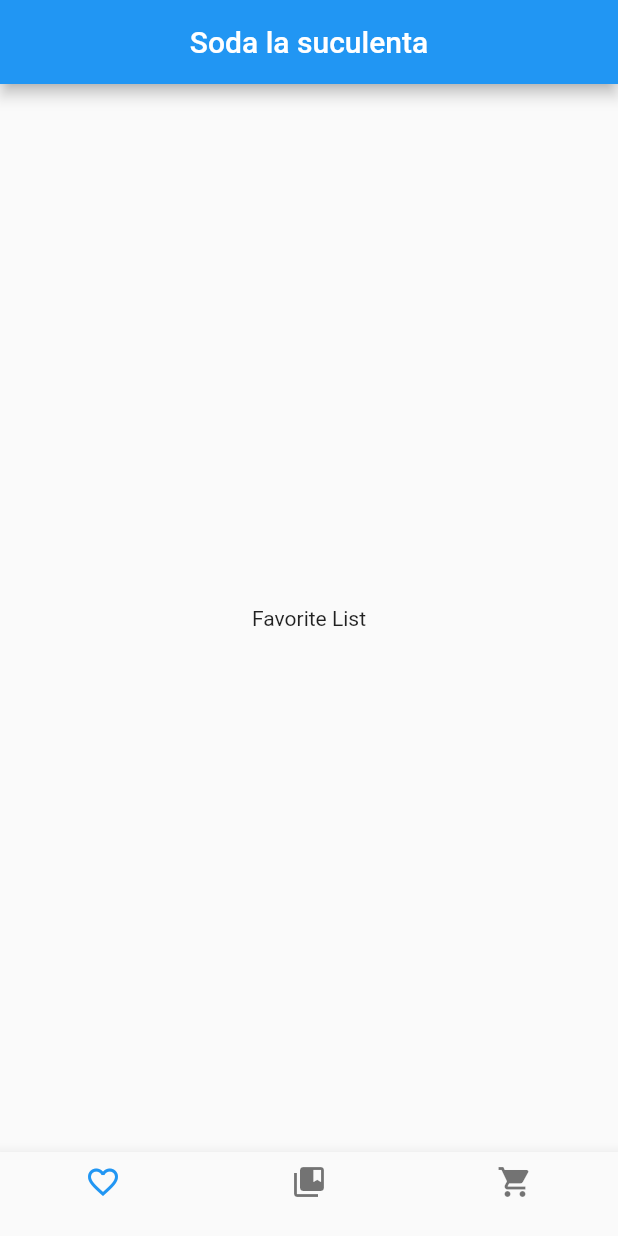
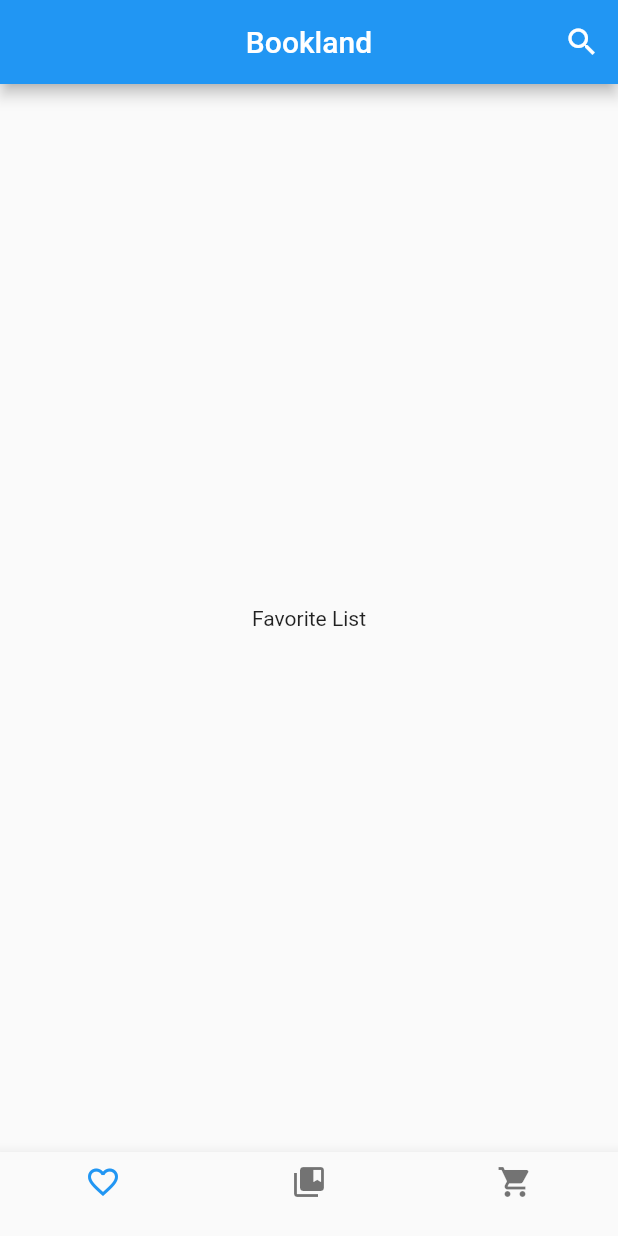
Before and after one commit to JSibaja98/appCliente, a Flutter app: the screen it shows after launch, on a phone screen of 412 x 824 dp. Run offline on Flutter 3.47's test engine with Material 2 defaults, Android fonts, the phone set to English and light mode, and no system bars.

Commit message:
se agrega el search delegate al app

```diff
--- a/lib/src/pages/home_page/home_page.dart
+++ b/lib/src/pages/home_page/home_page.dart
@@ -1,6 +1,7 @@
 import 'package:flutter/material.dart';
 import 'package:proyectorestclient/src/pages/books_store_page/books_store_page.dart';
 import 'package:proyectorestclient/src/pages/favorite_list/favorite_list_page.dart';
+import 'package:proyectorestclient/src/pages/search/search_delegate.dart';
 import 'package:proyectorestclient/src/pages/shopping_cart/shopping_cart_page.dart';
 
 class HomePage extends StatefulWidget {
@@ -16,7 +17,15 @@ class _HomePageState extends State<HomePage> {
     return Scaffold(
       appBar: AppBar(
         centerTitle: true,
-        title: Text('Soda la suculenta'),
+        title: Text('Bookland'),
+        actions: <Widget>[
+          IconButton(
+            icon: Icon(Icons.search),
+            onPressed: () {
+              showSearch(context: context, delegate: DataSearch());
+            },
+          ),
+        ],
       ),
       body: _callPage(_actualPage),
       bottomNavigationBar: _createBottomNavigationBar(),
```
Also changed, not shown: lib/src/pages/search/search_delegate.dart (added, +44 -0 lines).
